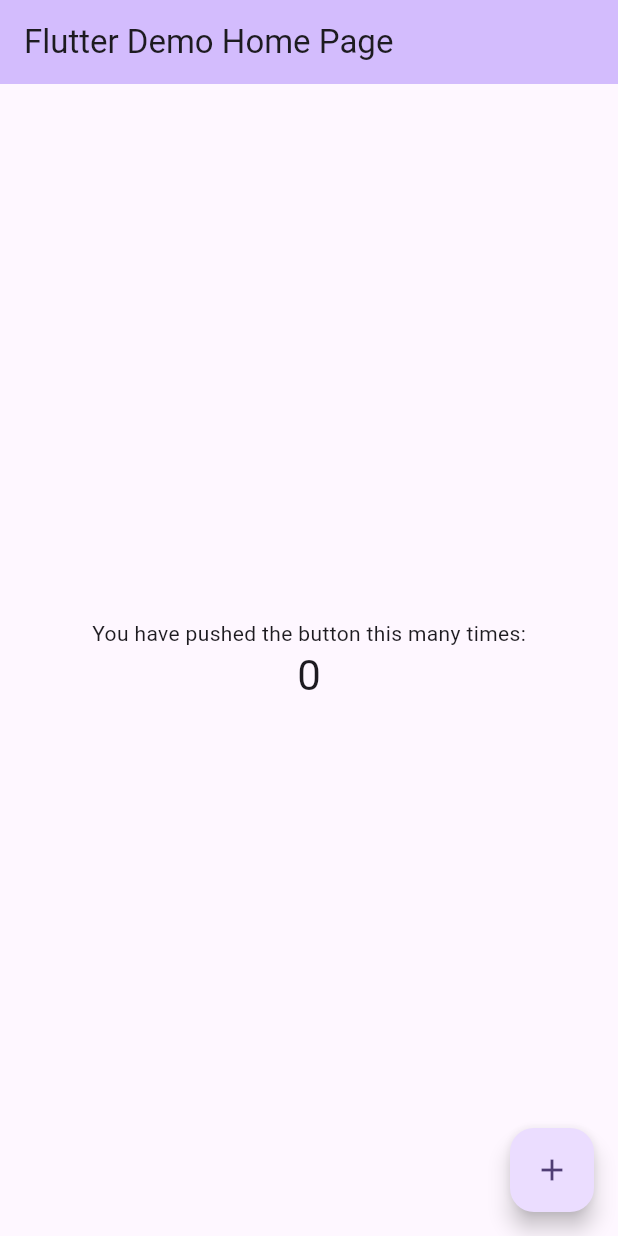
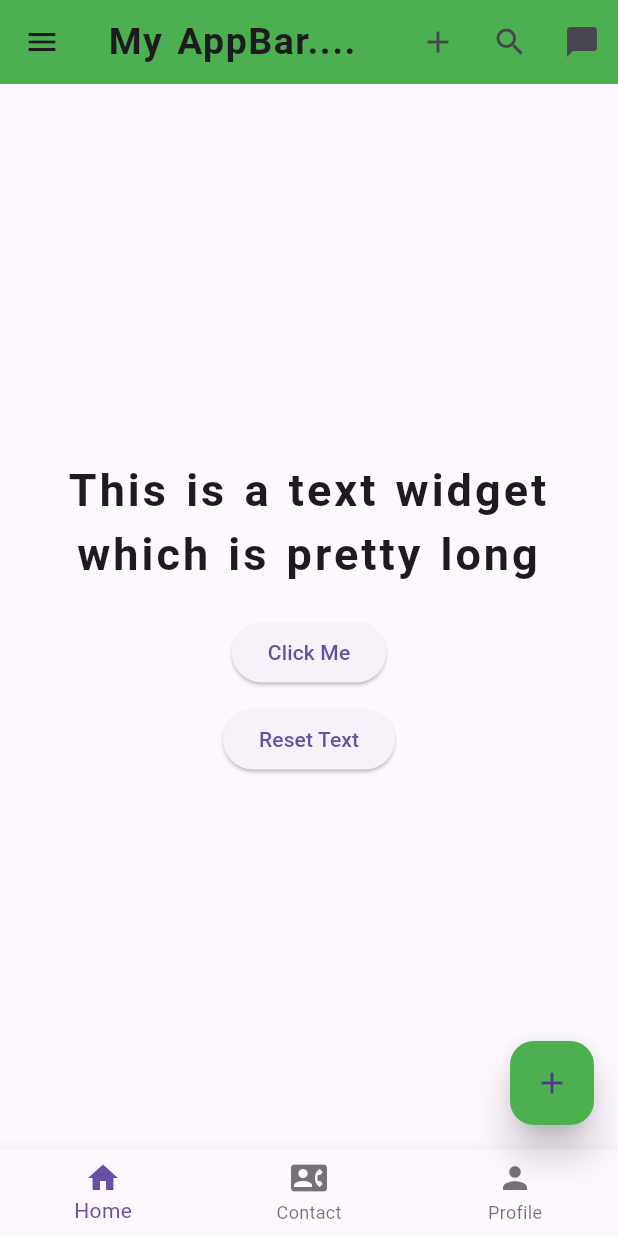
Before and after one commit to Shahriar-Alam-Jubayer/andriod-test, a Flutter app: the screen it shows after launch, on a phone screen of 412 x 824 dp. Run offline on Flutter 3.47's test engine with Material 3 defaults, Android fonts, the phone set to English and light mode, and no system bars.

Commit message:
first commit

```diff
--- a/lib/homeactivity.dart
+++ b/lib/homeactivity.dart
@@ -0,0 +1,238 @@
+import 'package:flutter/material.dart';
+import 'package:test_app/smart_list_screen.dart';
+
+class HomeActivity extends StatefulWidget {
+  const HomeActivity({super.key});
+
+  @override
+  State<HomeActivity> createState() => _HomeActivityState();
+}
+
+class _HomeActivityState extends State<HomeActivity> {
+  bool showText = true;
+
+  MySnackBar(message, context) {
+    return ScaffoldMessenger.of(context).showSnackBar(
+        SnackBar(content: Text(message)));
+  }
+
+  MyAlertDialog(context) {
+    return showDialog(
+      context: context,
+      builder: (BuildContext context) {
+        return AlertDialog(
+          title: Text("Alert !"),
+          content: Text("Do you want to hide the text?"),
+          actions: [
+            TextButton(
+              onPressed: () {
+                MySnackBar("Text removed", context);
+                setState(() {
+                  showText = false; // Hides the text
+                });
+                Navigator.of(context).pop();
+              },
+              child: Text("Yes"),
+            ),
+            TextButton(
+              onPressed: () {
+                Navigator.of(context).pop(); // Close dialog
+              },
+              child: Text("No"),
+            ),
+          ],
+        );
+      },
+    );
+  }
+
+  @override
+  Widget build(BuildContext context) {
+    return Scaffold(
+      appBar: AppBar(
+        title: const Text(
+          "My AppBar....",
+          style: TextStyle(
+            fontWeight: FontWeight.bold,
+            wordSpacing: 2,
+            letterSpacing: 1,
+            fontSize: 25,
+          ),
+        ),
+        backgroundColor: Colors.green,
+        actions: [
+          IconButton(
+              onPressed: () {
+                MySnackBar("This is add button", context);
+              },
+              icon: const Icon(Icons.add)),
+          IconButton(
+              onPressed: () {
+                MySnackBar("This is search button", context);
+              },
+              icon: const Icon(Icons.search)),
+          IconButton(
+              onPressed: () {
+                MySnackBar("This is message button", context);
+              },
+              icon: const Icon(Icons.messenger)),
+        ],
+      ),
+      floatingActionButton: FloatingActionButton(
+        elevation: 10,
+        backgroundColor: Colors.green,
+        onPressed: () {
+          MySnackBar("This is floating action button", context);
+        },
+        child: Icon(Icons.add),
+      ),
+      bottomNavigationBar: BottomNavigationBar(
+        currentIndex: 0,
+        items: const [
+          BottomNavigationBarItem(icon: Icon(Icons.home), label: "Home"),
+          BottomNavigationBarItem(
+              icon: Icon(Icons.contact_phone), label: "Contact"),
+          BottomNavigationBarItem(icon: Icon(Icons.person), label: "Profile"),
+        ],
+        onTap: (int index) {
+          if (index == 0) {
+            MySnackBar("This is home bottomnavigationbar", context);
+          } else if (index == 1) {
+            MySnackBar("This is contact bottomnavigationbar", context);
+          } else if (index == 2) {
+            MySnackBar("This is profile bottomnavigationbar", context);
+          }
+        },
+      ),
+      drawer: Drawer(
+        child: ListView(
+          padding: EdgeInsets.zero,
+          children: [
+            DrawerHeader(
+              decoration: const BoxDecoration(color: Colors.deepPurple),
+              child: GestureDetector(
+                onTap: () {
+                  MySnackBar("This is profile drawer", context);
+                },
+                child: Column(
+                  crossAxisAlignment: CrossAxisAlignment.start,
+                  children: const [
+                    CircleAvatar(
+                      backgroundImage: NetworkImage('https://i.pravatar.cc/300'),
+                      radius: 30,
+                    ),
+                    SizedBox(height: 10),
+                    Text(
+                      'Shahriar Alam',
+                      style: TextStyle(color: Colors.white, fontSize: 18),
+                    ),
+                    Text(
+                      'shariar@email.com',
+                      style: TextStyle(color: Colors.white70),
+                    ),
+                  ],
+                ),
+              ),
+            ),
+            ListTile(
+              leading: const Icon(Icons.home),
+              title: const Text('Home'),
+              onTap: () {
+                Navigator.of(context).pop(); // Close drawer
+
+                Navigator.push(
+                  context,
+                  PageRouteBuilder(
+                    pageBuilder: (_, __, ___) => const SmartListScreen(),
+                    transitionsBuilder: (_, animation, __, child) {
+                      return SlideTransition(
+                        position: Tween<Offset>(
+                          begin: const Offset(1, 0), // Slide from right
+                          end: Offset.zero,
+                        ).animate(animation),
+                        child: child,
+                      );
+                    },
+                  ),
+                );
+              },
+
+            ),
+
+            ListTile(
+              leading: const Icon(Icons.person),
+              title: const Text('Profile'),
+              onTap: () {
+                MySnackBar("This is profile drawer", context);
+              },
+            ),
+            ListTile(
+              leading: const Icon(Icons.settings),
+              title: const Text('Settings'),
+              onTap: () {
+                MySnackBar("This is setting drawer", context);
+              },
+            ),
+            Padding(
+              padding:  EdgeInsets.only(left: 150,right: 0,bottom: 0,top: 410),
+              child: ListTile(
+                leading: Container(
+                  padding: EdgeInsets.all(8),
+                  decoration: BoxDecoration(
+                    color: Colors.green.shade50,
+                    shape: BoxShape.circle,
+                    border: Border.all(color: Colors.green, width: 2),
+                  ),
+                  child: Icon(Icons.close, color: Colors.green, size: 24),
+                ),
+                title: Text('Close'),
+                onTap: () {
+                  MySnackBar("Drawer closed", context);
+                  Navigator.of(context).pop();
+                },
+              ),
+
+            ),
+          ],
+        ),
+      ),
+      body: Center(
+        child: Column(
+          mainAxisSize: MainAxisSize.min,
+          children: [
+            if (showText)
+              const Text(
+                "This is a text widget which is pretty long",
+                textAlign: TextAlign.center,
+                overflow: TextOverflow.fade,
+                style: TextStyle(
+                  fontWeight: FontWeight.bold,
+                  wordSpacing: 2,
+                  letterSpacing: 2,
+                  fontSize: 30,
+                ),
+              ),
+            const SizedBox(height: 20),
+            ElevatedButton(
+              onPressed: () {
+                MyAlertDialog(context); // Open dialog to confirm removal
+              },
+              child: const Text("Click Me"),
+            ),
+            const SizedBox(height: 10),
+            ElevatedButton(
+              onPressed: () {
+                setState(() {
+                  showText = true; // Make text reappear
+                });
+                MySnackBar("Text restored", context);
+              },
+              child: const Text("Reset Text"),
+            ),
+          ],
+        ),
+      ),
+
+    );
+  }
+}
--- a/lib/main.dart
+++ b/lib/main.dart
@@ -1,4 +1,6 @@
 import 'package:flutter/material.dart';
+
+import 'homeactivity.dart';
 
 void main() {
   runApp(const MyApp());
@@ -7,116 +9,11 @@ void main() {
 class MyApp extends StatelessWidget {
   const MyApp({super.key});
 
-  // This widget is the root of your application.
   @override
   Widget build(BuildContext context) {
     return MaterialApp(
       title: 'Flutter Demo',
-      theme: ThemeData(
-        // This is the theme of your application.
-        //
-        // TRY THIS: Try running your application with "flutter run". You'll see
-        // the application has a purple toolbar. Then, without quitting the app,
-        // try changing the seedColor in the colorScheme below to Colors.green
-        // and then invoke "hot reload" (save your changes or press the "hot
-        // reload" button in a Flutter-supported IDE, or press "r" if you used
-        // the command line to start the app).
-        //
-        // Notice that the counter didn't reset back to zero; the application
-        // state is not lost during the reload. To reset the state, use hot
-        // restart instead.
-        //
-        // This works for code too, not just values: Most code changes can be
-        // tested with just a hot reload.
-        colorScheme: ColorScheme.fromSeed(seedColor: Colors.deepPurple),
-      ),
-      home: const MyHomePage(title: 'Flutter Demo Home Page'),
+      home: HomeActivity(),
     );
   }
 }
-
-class MyHomePage extends StatefulWidget {
-  const MyHomePage({super.key, required this.title});
-
-  // This widget is the home page of your application. It is stateful, meaning
-  // that it has a State object (defined below) that contains fields that affect
-  // how it looks.
-
-  // This class is the configuration for the state. It holds the values (in this
-  // case the title) provided by the parent (in this case the App widget) and
-  // used by the build method of the State. Fields in a Widget subclass are
-  // always marked "final".
-
-  final String title;
-
-  @override
-  State<MyHomePage> createState() => _MyHomePageState();
-}
-
-class _MyHomePageState extends State<MyHomePage> {
-  int _counter = 0;
-
-  void _incrementCounter() {
-    setState(() {
-      // This call to setState tells the Flutter framework that something has
-      // changed in this State, which causes it to rerun the build method below
-      // so that the display can reflect the updated values. If we changed
-      // _counter without calling setState(), then the build method would not be
-      // called again, and so nothing would appear to happen.
-      _counter++;
-    });
-  }
-
-  @override
-  Widget build(BuildContext context) {
-    // This method is rerun every time setState is called, for instance as done
-    // by the _incrementCounter method above.
-    //
-    // The Flutter framework has been optimized to make rerunning build methods
-    // fast, so that you can just rebuild anything that needs updating rather
-    // than having to individually change instances of widgets.
-    return Scaffold(
-      appBar: AppBar(
-        // TRY THIS: Try changing the color here to a specific color (to
-        // Colors.amber, perhaps?) and trigger a hot reload to see the AppBar
-        // change color while the other colors stay the same.
-        backgroundColor: Theme.of(context).colorScheme.inversePrimary,
-        // Here we take the value from the MyHomePage object that was created by
-        // the App.build method, and use it to set our appbar title.
-        title: Text(widget.title),
-      ),
-      body: Center(
-        // Center is a layout widget. It takes a single child and positions it
-        // in the middle of the parent.
-        child: Column(
-          // Column is also a layout widget. It takes a list of children and
-          // arranges them vertically. By default, it sizes itself to fit its
-          // children horizontally, and tries to be as tall as its parent.
-          //
-          // Column has various properties to control how it sizes itself and
-          // how it positions its children. Here we use mainAxisAlignment to
-          // center the children vertically; the main axis here is the vertical
-          // axis because Columns are vertical (the cross axis would be
-          // horizontal).
-          //
-          // TRY THIS: Invoke "debug painting" (choose the "Toggle Debug Paint"
-          // action in the IDE, or press "p" in the console), to see the
-          // wireframe for each widget.
-          mainAxisAlignment: MainAxisAlignment.center,
-          children: <Widget>[
-            const Text('You have pushed the button this many times:'),
-            Text(
-              '$_counter',
-              style: Theme.of(context).textTheme.headlineMedium,
-            ),
-          ],
-        ),
-      ),
-      floatingActionButton: FloatingActionButton(
-        onPressed: _incrementCounter,
-        tooltip: 'Increment',
-        child: const Icon(Icons.add),
-      ), // This trailing comma makes auto-formatting nicer for build methods.
-    );
-  }
-}
```
Also changed, not shown: lib/smart_list_screen.dart (+55 -0 lines).
